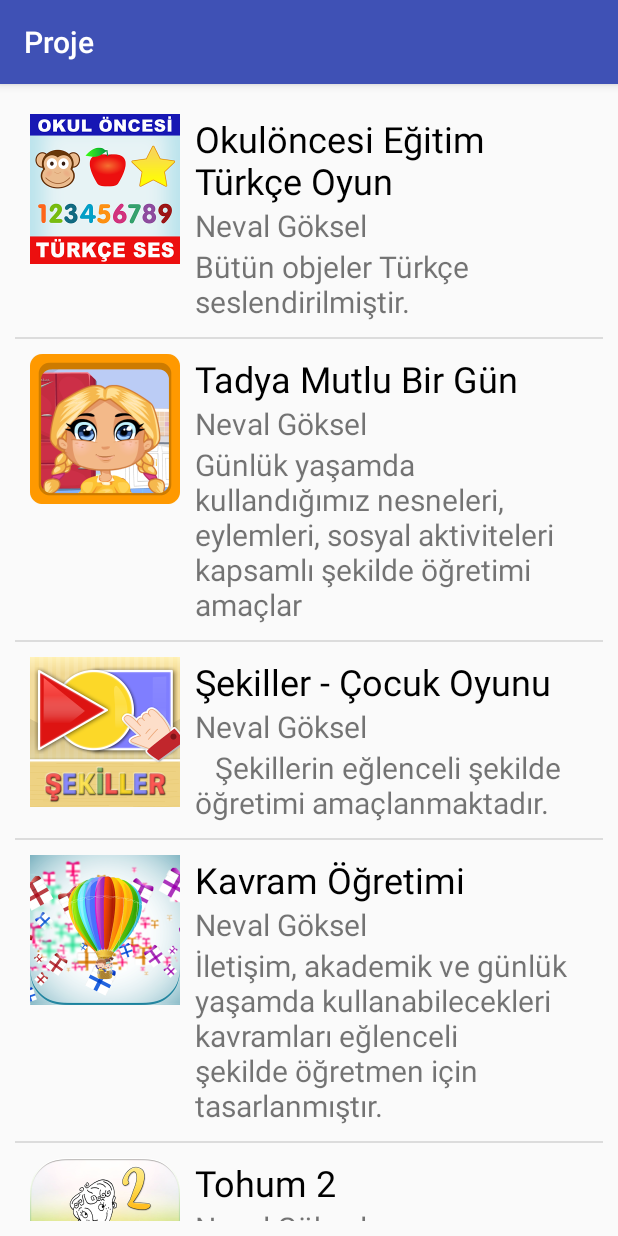
After one commit to SezinKokum/ProjeX, an Android app: the EgitimActivity screen opened directly, with no data from a screen before it, on a phone screen of 412 x 824 dp. The commit adds this screen. Run offline under Robolectric (Android 15) with nearby library versions, the phone set to English and light mode, and no system bars.

Commit message:
Eğitim Kategori RecyclerView 1.0.0

```diff
--- a/app/src/main/AndroidManifest.xml
+++ b/app/src/main/AndroidManifest.xml
@@ -22,7 +22,9 @@
         <activity android:name=".HomePage" />
         <activity android:name=".GoogleSignIn" />
         <activity android:name=".BaseActivity" />
-        <activity android:name=".ChatActivity"></activity>
+        <activity android:name=".ChatActivity" />
+        <activity android:name=".EgitimActivity" />
+        <activity android:name=".WebViewActivity"></activity>
     </application>
 
 </manifest>
--- /dev/null
+++ b/app/src/main/java/com/tatlicilar/proje/Egitim.java
@@ -0,0 +1,62 @@
+package com.tatlicilar.proje;
+
+/**
+ * Created by sezinkokum on 4.08.2017.
+ */
+
+public class Egitim {
+
+    private String egitimIsmi;
+    private String egitmenIsmi;
+    private String icerik;
+    private int coverImage;
+    private String url;
+
+    public Egitim(String egitimIsmi, String egitmenIsmi, String icerik, int coverImage, String url) {
+        this.egitimIsmi = egitimIsmi;
+        this.egitmenIsmi = egitmenIsmi;
+        this.icerik = icerik;
+        this.coverImage = coverImage;
+        this.url = url;
+    }
+
+    public String getEgitimIsmi() {
+        return egitimIsmi;
+    }
+
+    public void setEgitimIsmi(String egitimIsmi) {
+        this.egitimIsmi = egitimIsmi;
+    }
+
+    public String getEgitmenIsmi() {
+        return egitmenIsmi;
+    }
+
+    public void setEgitmenIsmi(String egitmenIsmi) {
+        this.egitmenIsmi = egitmenIsmi;
+    }
+
+    public String getIcerik() {
+        return icerik;
+    }
+
+    public void setIcerik(String icerik) {
+        this.icerik = icerik;
+    }
+
+    public int getCoverImage() {
+        return coverImage;
+    }
+
+    public void setCoverImage(int coverImage) {
+        this.coverImage = coverImage;
+    }
+
+    public String getUrl() {
+        return url;
+    }
+
+    public void setUrl(String url) {
+        this.url = url;
+    }
+}
--- /dev/null
+++ b/app/src/main/java/com/tatlicilar/proje/EgitimActivity.java
@@ -0,0 +1,59 @@
+package com.tatlicilar.proje;
+
+import android.content.Intent;
+import android.support.v7.app.AppCompatActivity;
+import android.os.Bundle;
+import android.support.v7.widget.DefaultItemAnimator;
+import android.support.v7.widget.DividerItemDecoration;
+import android.support.v7.widget.LinearLayoutManager;
+import android.support.v7.widget.RecyclerView;
+import android.widget.Toast;
+
+import java.util.ArrayList;
+import java.util.List;
+
+public class EgitimActivity extends AppCompatActivity implements EgitimAdapter.AdapterListener {
+
+    List<Egitim> egitimList = new ArrayList<>();
+    EgitimAdapter mAdapter;
+
+    @Override
+    protected void onCreate(Bundle savedInstanceState) {
+        super.onCreate(savedInstanceState);
+        setContentView(R.layout.activity_egitim);
+        RecyclerView recyclerView = (RecyclerView) findViewById(R.id.recyclerView);
+        mAdapter = new EgitimAdapter(egitimList,this,this);
+        recyclerView.setAdapter(mAdapter);
+        RecyclerView.LayoutManager mLayoutManager=new LinearLayoutManager(getApplicationContext());
+        recyclerView.setLayoutManager(mLayoutManager);
+        recyclerView.setItemAnimator(new DefaultItemAnimator());
+        RecyclerView.ItemDecoration itemDecoration = new
+                DividerItemDecoration(this, DividerItemDecoration.VERTICAL);
+        recyclerView.addItemDecoration(itemDecoration);
+        egitimkategorileri();
+    }
+
+    private void egitimkategorileri() {
+        egitimList.add(new Egitim("Okulöncesi Eğitim Türkçe Oyun","Neval Göksel","Bütün objeler Türkçe seslendirilmiştir.",R.drawable.egitim1,"http://www.letstry-ict.eu/advisor/frontend/index.php?showDetail=1&detail_id=34&search_term=&filter_7_5=1"));
+        egitimList.add(new Egitim("Tadya Mutlu Bir Gün","Neval Göksel","Günlük yaşamda kullandığımız nesneleri, eylemleri, sosyal aktiviteleri kapsamlı şekilde öğretimi amaçlar",R.drawable.egitim2,"http://www.letstry-ict.eu/advisor/frontend/index.php?showDetail=1&detail_id=22&search_term=&filter_7_5=1"));
+        egitimList.add(new Egitim("Şekiller - Çocuk Oyunu", "Neval Göksel","\tŞekillerin eğlenceli şekilde öğretimi amaçlanmaktadır.",R.drawable.egitim3,"http://www.letstry-ict.eu/advisor/frontend/index.php?showDetail=1&detail_id=23&search_term=&filter_7_5=1"));
+        egitimList.add(new Egitim("Kavram Öğretimi", "Neval Göksel","İletişim, akademik ve günlük yaşamda kullanabilecekleri kavramları eğlenceli şekilde öğretmen için tasarlanmıştır.",R.drawable.egitim4,"http://www.letstry-ict.eu/advisor/frontend/index.php?showDetail=1&detail_id=18&search_term=&filter_7_5=1"));
+        egitimList.add(new Egitim("Tohum 2", "Neval Göksel","\t4 yaş ve üzeri çocuklar için, nesne fotolarını eşleme, vücut bölümlerini tanıma ve eylemleri tanıma içeren işlevsel uygulamadır.",R.drawable.egitim5,"http://www.letstry-ict.eu/advisor/frontend/index.php?showDetail=1&detail_id=16&search_term=&filter_7_5=1"));
+
+        mAdapter.notifyDataSetChanged();
+    }
+
+    @Override
+    public void onClickImage(Egitim egitim) {
+        Toast.makeText(this, egitim.getEgitimIsmi(),
+                Toast.LENGTH_LONG).show();
+    }
+    @Override
+    public void onClickName(Egitim egitim) {
+
+        Intent newIntent=new Intent(EgitimActivity.this,WebViewActivity.class);
+        newIntent.putExtra("url",egitim.getUrl());
+        startActivity(newIntent);
+
+    }
+}
--- /dev/null
+++ b/app/src/main/java/com/tatlicilar/proje/EgitimAdapter.java
@@ -0,0 +1,105 @@
+package com.tatlicilar.proje;
+
+import android.content.Context;
+import android.content.DialogInterface;
+import android.graphics.Color;
+import android.support.v7.app.AlertDialog;
+import android.support.v7.widget.RecyclerView;
+import android.view.LayoutInflater;
+import android.view.View;
+import android.view.ViewGroup;
+import android.widget.ImageView;
+import android.widget.TextView;
+
+import java.util.List;
+
+/**
+ * Created by sezinkokum on 4.08.2017.
+ */
+
+public class EgitimAdapter extends RecyclerView.Adapter<EgitimAdapter.MyViewHolder>  {
+    private List<Egitim> egitimList;
+    private AdapterListener listener;
+    private Context context;
+
+    public EgitimAdapter(List<Egitim> egitimList, AdapterListener listener, Context context) {
+        this.egitimList = egitimList;
+        this.listener = listener;
+        this.context=context;
+    }
+    public class MyViewHolder extends RecyclerView.ViewHolder {
+        public TextView name, author,publishYear;
+        public ImageView coverImage;
+
+        public MyViewHolder(View view) {
+            super(view);
+            name = (TextView) view.findViewById(R.id.egitimIsmi);
+            author = (TextView) view.findViewById(R.id.egitmenIsmi);
+            publishYear = (TextView) view.findViewById(R.id.icerik);
+            coverImage = (ImageView) view.findViewById(R.id.coverImg);
+        }
+
+    }
+    @Override
+    public MyViewHolder onCreateViewHolder(ViewGroup parent, int viewType) {
+        View viewItem = LayoutInflater.from(parent.getContext()).inflate(R.layout.egitim_item, parent, false);
+        return new MyViewHolder(viewItem);
+    }
+
+    @Override
+    public void onBindViewHolder(final MyViewHolder holder, int position) {
+        final Egitim egitim = egitimList.get(position);
+        holder.name.setText(egitim.getEgitimIsmi());
+        holder.author.setText(egitim.getEgitmenIsmi());
+        holder.publishYear.setText(egitim.getIcerik());
+        holder.coverImage.setImageResource(egitim.getCoverImage());
+
+        holder.coverImage.setOnClickListener(new View.OnClickListener() {
+            @Override
+            public void onClick(View v) {
+                listener.onClickImage(egitim);
+            }
+        });
+
+        holder.name.setOnClickListener(new View.OnClickListener() {
+            @Override
+            public void onClick(View v) {
+                listener.onClickName(egitim);
+            }
+        });
+
+        holder.coverImage.setOnClickListener(new View.OnClickListener() {
+            @Override
+            public void onClick(View v) {
+                AlertDialog.Builder builder=new AlertDialog.Builder(context);
+                builder.setMessage("Kitabı okudun mu?");
+                builder.setCancelable(true);
+                builder.setPositiveButton("Evet", new DialogInterface.OnClickListener() {
+                    @Override
+                    public void onClick(DialogInterface dialog, int which) {
+                        holder.name.setTextColor(Color.RED);
+                    }
+                });
+
+                builder.setNegativeButton("Hayır", new DialogInterface.OnClickListener() {
+                    @Override
+                    public void onClick(DialogInterface dialog, int which) {
+                        holder.name.setTextColor(Color.BLACK);
+                    }
+                });
+                AlertDialog alert=builder.create();
+                alert.show();
+            }
+        });
+    }
+    @Override
+    public int getItemCount() {
+        return egitimList.size();
+    }
+
+    public interface AdapterListener {
+        public void onClickImage(Egitim egitim);
+
+        public void onClickName(Egitim egitim);
+    }
+}
--- /dev/null
+++ b/app/src/main/res/layout/activity_egitim.xml
@@ -0,0 +1,14 @@
+<?xml version="1.0" encoding="utf-8"?>
+<LinearLayout xmlns:android="http://schemas.android.com/apk/res/android"
+    xmlns:app="http://schemas.android.com/apk/res-auto"
+    xmlns:tools="http://schemas.android.com/tools"
+    android:layout_width="match_parent"
+    android:layout_height="match_parent"
+    tools:context="com.tatlicilar.proje.EgitimActivity">
+    <android.support.v7.widget.RecyclerView
+        android:id="@+id/recyclerView"
+        android:layout_width="match_parent"
+        android:layout_height="match_parent"
+        android:padding="10dp"
+        ></android.support.v7.widget.RecyclerView>
+</LinearLayout>
--- /dev/null
+++ b/app/src/main/res/layout/egitim_item.xml
@@ -0,0 +1,49 @@
+<?xml version="1.0" encoding="utf-8"?>
+<RelativeLayout xmlns:android="http://schemas.android.com/apk/res/android"
+    android:layout_width="wrap_content"
+    android:layout_height="wrap_content"
+    android:orientation="vertical"
+    android:padding="10dp">
+
+<ImageView
+    android:id="@+id/coverImg"
+    android:layout_width="100dp"
+    android:layout_height="100dp"
+    android:src="@mipmap/ic_launcher" />
+
+<LinearLayout
+android:id="@+id/llLayout"
+android:layout_width="wrap_content"
+android:layout_height="wrap_content"
+android:layout_alignParentEnd="true"
+android:layout_centerVertical="true"
+android:layout_marginEnd="14dp"
+android:layout_toRightOf="@+id/coverImg"
+android:gravity="center_vertical"
+android:orientation="vertical"
+android:paddingLeft="10dp">
+
+<TextView
+    android:id="@+id/egitimIsmi"
+    android:layout_width="wrap_content"
+    android:layout_height="wrap_content"
+    android:text="Eğitim İsmi"
+    android:textColor="#000"
+    android:textSize="24sp" />
+
+<TextView
+    android:id="@+id/egitmenIsmi"
+    android:layout_width="wrap_content"
+    android:layout_height="wrap_content"
+    android:text="Egitmen ismi"
+    android:textSize="20sp" />
+
+<TextView
+    android:id="@+id/icerik"
+    android:layout_width="wrap_content"
+    android:layout_height="wrap_content"
+    android:text="İçerik"
+    android:textSize="20sp" />
+
+</LinearLayout>
+    </RelativeLayout>
--- a/app/src/main/res/values/dimens.xml
+++ b/app/src/main/res/values/dimens.xml
@@ -2,4 +2,6 @@
     <!-- Default screen margins, per the Android Design guidelines. -->
     <dimen name="activity_horizontal_margin">16dp</dimen>
     <dimen name="activity_vertical_margin">16dp</dimen>
+    <dimen name="fab_margin">16dp</dimen>
+    <dimen name="appbar_padding_top">8dp</dimen>
 </resources>
--- a/app/src/main/res/values/strings.xml
+++ b/app/src/main/res/values/strings.xml
@@ -2,4 +2,7 @@
     <string name="app_name">Proje</string>
     <string name="sign_out">Sign Out</string>
     <string name="send_button_label">Send</string>
+    <string name="title_activity_egitim_kategori">EgitimKategori</string>
+    <string name="action_settings">Settings</string>
+    <string name="section_format">Hello World from section: %1$d</string>
 </resources>
```
Also changed, not shown: app/build.gradle (+16 -9 lines), app/src/main/java/com/tatlicilar/proje/HomePage.java (+12 -1 lines), app/src/main/java/com/tatlicilar/proje/WebViewActivity.java (added, +71 -0 lines), app/src/main/res/layout/activity_web_view.xml (added, +12 -0 lines), app/src/main/res/menu/menu_egitim_kategori.xml (added, +10 -0 lines), app/src/main/res/values/styles.xml (+9 -0 lines), app/src/main/res/drawable/egitim1.jpg (added), app/src/main/res/drawable/egitim2.jpg (added), app/src/main/res/drawable/egitim3.jpg (added), app/src/main/res/drawable/egitim4.jpg (added), app/src/main/res/drawable/egitim5.jpg (added).
